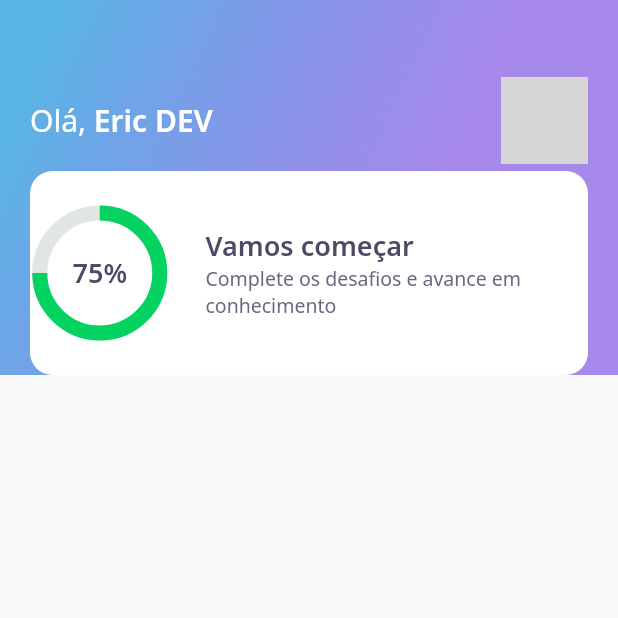
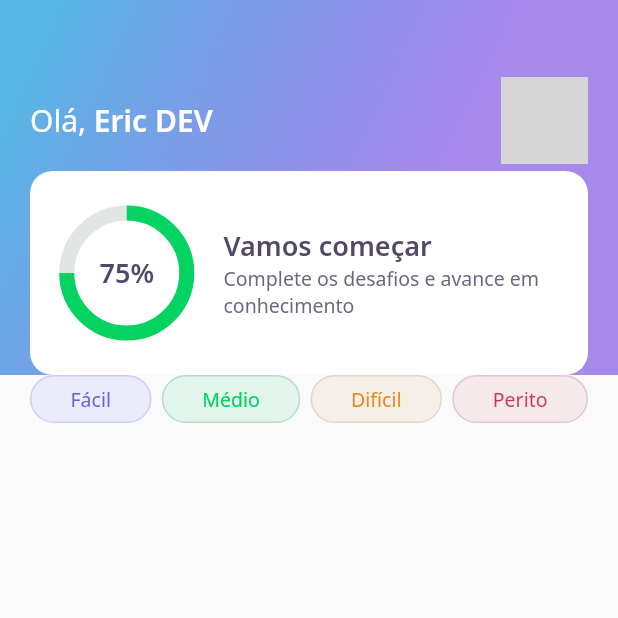
Before and after one commit to ericcarlotto/App_DevQuiz, a Flutter app: the screen it shows after launch, on a phone screen of 412 x 824 dp, the top half of it. Run offline on Flutter 3.47's test engine with Material 2 defaults, Android fonts, the phone set to English and light mode, and no system bars; our stand-ins replace google_fonts; network calls fail; grey boxes are pictures that could not be loaded.

Commit message:
Implementação do level_button_widget

```diff
--- a/lib/home/home_page.dart
+++ b/lib/home/home_page.dart
@@ -1,4 +1,5 @@
 import 'package:devquiz/home/widgets/appbar/app_bar_widget.dart';
+import 'package:devquiz/home/widgets/level_button/level_button_widget.dart';
 import 'package:flutter/material.dart';
 
 class HomePage extends StatefulWidget {
@@ -12,7 +13,26 @@ class _HomePageState extends State<HomePage> {
   @override
   Widget build(BuildContext context) {
     return Scaffold(
-      appBar: AppBarWidget(),
-    );
+        appBar: AppBarWidget(),
+        body: Padding(
+          padding: const EdgeInsets.symmetric(horizontal: 20),
+          child: Row(
+            mainAxisAlignment: MainAxisAlignment.spaceBetween,
+            children: [
+              LevelButtonWidget(
+                label: "Fácil",
+              ),
+              LevelButtonWidget(
+                label: "Médio",
+              ),
+              LevelButtonWidget(
+                label: "Difícil",
+              ),
+              LevelButtonWidget(
+                label: "Perito",
+              )
+            ],
+          ),
+        ));
   }
 }
--- /dev/null
+++ b/lib/home/widgets/level_button/level_button_widget.dart
@@ -0,0 +1,53 @@
+import 'package:devquiz/core/app_colors.dart';
+import 'package:flutter/material.dart';
+import 'package:google_fonts/google_fonts.dart';
+
+class LevelButtonWidget extends StatelessWidget {
+  final String label;
+  LevelButtonWidget({Key? key, required this.label})
+      : assert(["Fácil", "Médio", "Difícil", "Perito"].contains(label)),
+        super(key: key);
+
+  final config = {
+    "Fácil": {
+      "color": AppColors.levelButtonFacil,
+      "borderColor": AppColors.levelButtonBorderFacil,
+      "fontColor": AppColors.levelButtonTextFacil,
+    },
+    "Médio": {
+      "color": AppColors.levelButtonMedio,
+      "borderColor": AppColors.levelButtonBorderMedio,
+      "fontColor": AppColors.levelButtonTextMedio,
+    },
+    "Difícil": {
+      "color": AppColors.levelButtonDificil,
+      "borderColor": AppColors.levelButtonBorderDificil,
+      "fontColor": AppColors.levelButtonTextDificil,
+    },
+    "Perito": {
+      "color": AppColors.levelButtonPerito,
+      "borderColor": AppColors.levelButtonBorderPerito,
+      "fontColor": AppColors.levelButtonTextPerito,
+    },
+  };
+
+  Color get color => config[label]!['color']!;
+  Color get borderColor => config[label]!['borderColor']!;
+  Color get fontColor => config[label]!['fontColor']!;
+
+  @override
+  Widget build(BuildContext context) {
+    return Container(
+        decoration: BoxDecoration(
+            color: color,
+            border: Border.fromBorderSide(BorderSide(color: borderColor)),
+            borderRadius: BorderRadius.circular(28)),
+        child: Padding(
+          padding: const EdgeInsets.symmetric(horizontal: 26, vertical: 6),
+          child: Text(
+            label,
+            style: GoogleFonts.notoSans(color: fontColor, fontSize: 13),
+          ),
+        ));
+  }
+}
--- a/lib/home/widgets/score_card/score_card_widget.dart
+++ b/lib/home/widgets/score_card/score_card_widget.dart
@@ -14,6 +14,8 @@ class ScoreCardWidget extends StatelessWidget {
         height: 136,
         decoration: BoxDecoration(
             color: AppColors.white, borderRadius: BorderRadius.circular(15)),
+        child: Padding(
+          padding: const EdgeInsets.symmetric(horizontal: 24),
           child: Row(
             crossAxisAlignment: CrossAxisAlignment.center,
             children: [
@@ -41,6 +43,7 @@ class ScoreCardWidget extends StatelessWidget {
             ],
           ),
         ),
+      ),
     );
   }
 }
```
Lines whose indentation alone changed are shown as unchanged.
